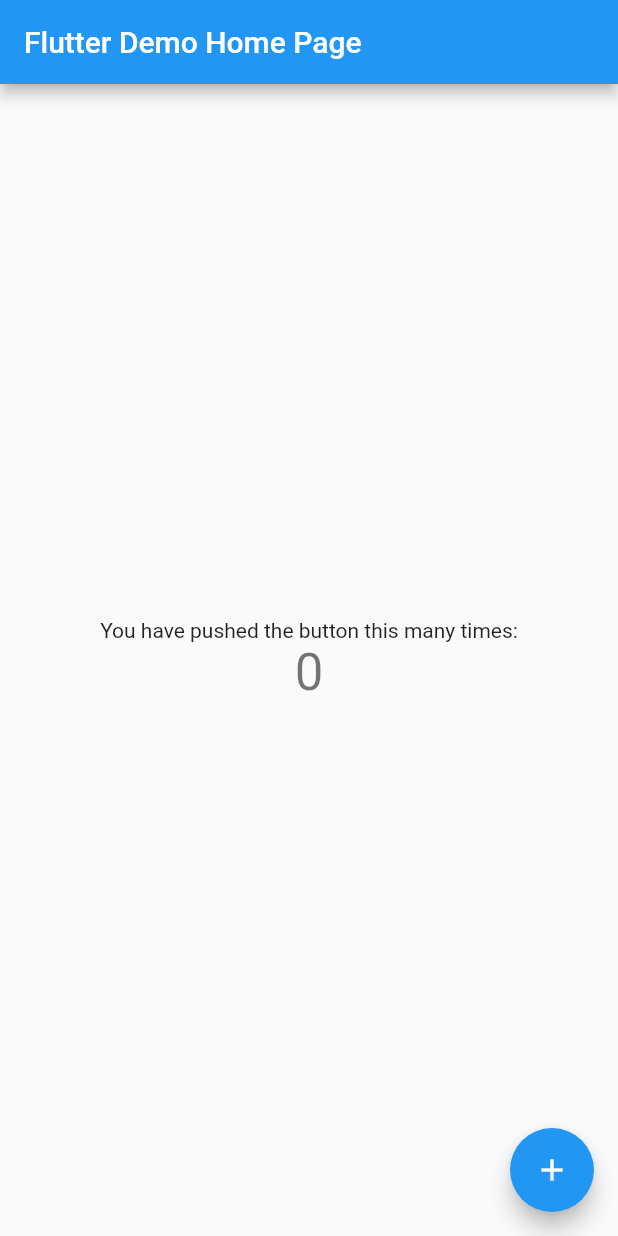
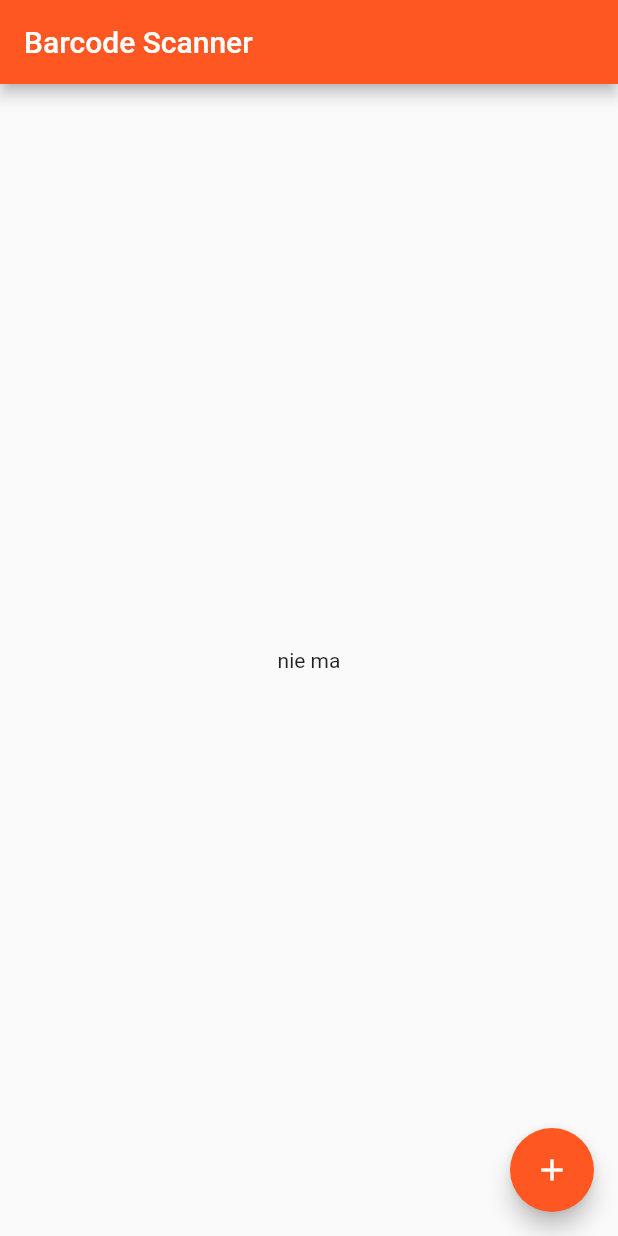
Before and after one commit to fylyppo/barcode_scanner_app, a Flutter app: the screen it shows after launch, on a phone screen of 412 x 824 dp. Run offline on Flutter 3.47's test engine with Material 2 defaults, Android fonts, the phone set to English and light mode, and no system bars; our stand-ins replace auto_route, bloc, dartz, flutter_bloc, freezed_annotation, get_it and 3 more; accounts and stored records are empty.

Commit message:
Create Home Page and Inject dependencies

```diff
--- a/lib/application/scanner_bloc/scanner_bloc.dart
+++ b/lib/application/scanner_bloc/scanner_bloc.dart
@@ -2,19 +2,21 @@
 import 'package:barcode_scanner_app/domain/scanner/i_barcode_repository.dart';
 import 'package:bloc/bloc.dart';
 import 'package:freezed_annotation/freezed_annotation.dart';
+import 'package:injectable/injectable.dart';
 import '../../domain/scanner/barcode_failure.dart';
 
 part 'scanner_event.dart';
 part 'scanner_state.dart';
 part 'scanner_bloc.freezed.dart';
 
+@injectable
 class ScannerBloc extends Bloc<ScannerEvent, ScannerState> {
   final IBarcodeRepository _barcodeRepository;
 
   ScannerBloc(this._barcodeRepository) : super(ScannerState.initial()) {
     on<_GetAllBarcodes>((event, emit) async {
       emit(state.copyWith(isLoading: true, failure: null));
-      final failureOrSuccess = await _barcodeRepository.getAllBarcodes();
+      final failureOrSuccess = _barcodeRepository.getAllBarcodes();
       emit(failureOrSuccess.fold(
           (failure) => state.copyWith(isLoading: false, failure: failure),
           (barcodeList) =>
@@ -24,7 +26,7 @@
       emit(state.copyWith(isLoading: true, failure: null));
       final barcode = Barcode(code: event.code, scannedAt: event.scannedAt);
       List<Barcode> newBarcodeList = List.from(state.barcodeList)..add(barcode);
-      final failureOrSuccess = await _barcodeRepository.putBarcode(barcode);
+      final failureOrSuccess = _barcodeRepository.putBarcode(barcode);
       emit(failureOrSuccess.fold(
         (failure) => state.copyWith(isLoading: false, failure: failure),
         (success) => state.copyWith(isLoading: false, barcodeList: newBarcodeList)));
@@ -32,7 +34,7 @@
     on<_DeleteBarcode>((event, emit) async {
       emit(state.copyWith(isLoading: true, failure: null));
       List<Barcode> newBarcodeList = List.from(state.barcodeList)..removeWhere((element) => element == event.barcode);
-      final failureOrSuccess = await _barcodeRepository.deleteBarcode(event.barcode);
+      final failureOrSuccess = _barcodeRepository.deleteBarcode(event.barcode);
       emit(failureOrSuccess.fold(
         (failure) => state.copyWith(isLoading: false, failure: failure),
         (success) => state.copyWith(isLoading: false, barcodeList: newBarcodeList)));
--- a/lib/infrastructure/scanner/barcode_local_data_source.dart
+++ b/lib/infrastructure/scanner/barcode_local_data_source.dart
@@ -1,5 +1,6 @@
 import 'package:barcode_scanner_app/infrastructure/scanner/barcode_dtos.dart';
 import 'package:dartz/dartz.dart';
+import 'package:injectable/injectable.dart';
 import '../../domain/scanner/barcode_failure.dart';
 import 'package:hive/hive.dart';
 
@@ -9,6 +10,7 @@
   Either<BarcodeFailure, Unit> putBarcode(BarcodeDto barcode);
 }
 
+@LazySingleton(as: BarcodeLocalDataSource)
 class BarcodeLocalDataSourceImpl implements BarcodeLocalDataSource {
   final Box<BarcodeDto> box;
   BarcodeLocalDataSourceImpl({required this.box});
--- a/lib/infrastructure/scanner/barcode_repository.dart
+++ b/lib/infrastructure/scanner/barcode_repository.dart
@@ -3,8 +3,10 @@
 import 'package:barcode_scanner_app/domain/scanner/barcode.dart';
 import 'package:barcode_scanner_app/domain/scanner/barcode_failure.dart';
 import 'package:barcode_scanner_app/domain/scanner/i_barcode_repository.dart';
+import 'package:injectable/injectable.dart';
 import 'barcode_local_data_source.dart';
 
+@LazySingleton(as: IBarcodeRepository)
 class BarcodeRepository implements IBarcodeRepository {
   final BarcodeLocalDataSource _barcodeLocalDataSource;
   BarcodeRepository(this._barcodeLocalDataSource);
--- a/lib/main.dart
+++ b/lib/main.dart
@@ -1,115 +1,33 @@
+import 'package:auto_route/auto_route.dart';
+import 'package:barcode_scanner_app/infrastructure/scanner/barcode_dtos.dart';
 import 'package:flutter/material.dart';
+import 'package:hive_flutter/hive_flutter.dart';
+import 'package:injectable/injectable.dart';
+import 'injection.dart';
+import 'presentation/routes/app_router.gr.dart';
 
-void main() {
+void main() async {
+  WidgetsFlutterBinding.ensureInitialized();
+  await Hive.initFlutter();
+  Hive.registerAdapter(BarcodeDtoAdapter());
+  getIt.registerSingleton<AppRouter>(AppRouter());
+  await configureInjection(Environment.prod);
   runApp(const MyApp());
 }
 
 class MyApp extends StatelessWidget {
   const MyApp({Key? key}) : super(key: key);
 
-  // This widget is the root of your application.
   @override
   Widget build(BuildContext context) {
-    return MaterialApp(
+    final appRouter = getIt<AppRouter>();
+    return MaterialApp.router(
       title: 'Flutter Demo',
       theme: ThemeData(
-        // This is the theme of your application.
-        //
-        // Try running your application with "flutter run". You'll see the
-        // application has a blue toolbar. Then, without quitting the app, try
-        // changing the primarySwatch below to Colors.green and then invoke
-        // "hot reload" (press "r" in the console where you ran "flutter run",
-        // or simply save your changes to "hot reload" in a Flutter IDE).
-        // Notice that the counter didn't reset back to zero; the application
-        // is not restarted.
-        primarySwatch: Colors.blue,
+        primarySwatch: Colors.deepOrange,
       ),
-      home: const MyHomePage(title: 'Flutter Demo Home Page'),
+      routeInformationParser: appRouter.defaultRouteParser(),
+      routerDelegate: AutoRouterDelegate(appRouter),
     );
   }
 }
-
-class MyHomePage extends StatefulWidget {
-  const MyHomePage({Key? key, required this.title}) : super(key: key);
-
-  // This widget is the home page of your application. It is stateful, meaning
-  // that it has a State object (defined below) that contains fields that affect
-  // how it looks.
-
-  // This class is the configuration for the state. It holds the values (in this
-  // case the title) provided by the parent (in this case the App widget) and
-  // used by the build method of the State. Fields in a Widget subclass are
-  // always marked "final".
-
-  final String title;
-
-  @override
-  State<MyHomePage> createState() => _MyHomePageState();
-}
-
-class _MyHomePageState extends State<MyHomePage> {
-  int _counter = 0;
-
-  void _incrementCounter() {
-    setState(() {
-      // This call to setState tells the Flutter framework that something has
-      // changed in this State, which causes it to rerun the build method below
-      // so that the display can reflect the updated values. If we changed
-      // _counter without calling setState(), then the build method would not be
-      // called again, and so nothing would appear to happen.
-      _counter++;
-    });
-  }
-
-  @override
-  Widget build(BuildContext context) {
-    // This method is rerun every time setState is called, for instance as done
-    // by the _incrementCounter method above.
-    //
-    // The Flutter framework has been optimized to make rerunning build methods
-    // fast, so that you can just rebuild anything that needs updating rather
-    // than having to individually change instances of widgets.
-    return Scaffold(
-      appBar: AppBar(
-        // Here we take the value from the MyHomePage object that was created by
-        // the App.build method, and use it to set our appbar title.
-        title: Text(widget.title),
-      ),
-      body: Center(
-        // Center is a layout widget. It takes a single child and positions it
-        // in the middle of the parent.
-        child: Column(
-          // Column is also a layout widget. It takes a list of children and
-          // arranges them vertically. By default, it sizes itself to fit its
-          // children horizontally, and tries to be as tall as its parent.
-          //
-          // Invoke "debug painting" (press "p" in the console, choose the
-          // "Toggle Debug Paint" action from the Flutter Inspector in Android
-          // Studio, or the "Toggle Debug Paint" command in Visual Studio Code)
-          // to see the wireframe for each widget.
-          //
-          // Column has various properties to control how it sizes itself and
-          // how it positions its children. Here we use mainAxisAlignment to
-          // center the children vertically; the main axis here is the vertical
-          // axis because Columns are vertical (the cross axis would be
-          // horizontal).
-          mainAxisAlignment: MainAxisAlignment.center,
-          children: <Widget>[
-            const Text(
-              'You have pushed the button this many times:',
-            ),
-            Text(
-              '$_counter',
-              style: Theme.of(context).textTheme.headline4,
-            ),
-          ],
-        ),
-      ),
-      floatingActionButton: FloatingActionButton(
-        onPressed: _incrementCounter,
-        tooltip: 'Increment',
-        child: const Icon(Icons.add),
-      ), // This trailing comma makes auto-formatting nicer for build methods.
-    );
-  }
-}
--- /dev/null
+++ b/lib/presentation/home/home_page.dart
@@ -0,0 +1,77 @@
+import 'package:auto_route/auto_route.dart';
+import 'package:barcode_scanner_app/injection.dart';
+import 'package:barcode_scanner_app/presentation/routes/app_router.gr.dart';
+import 'package:flutter/material.dart';
+import 'package:flutter_bloc/flutter_bloc.dart';
+import '../../application/scanner_bloc/scanner_bloc.dart';
+
+class HomePage extends StatelessWidget implements AutoRouteWrapper {
+  HomePage({Key? key}) : super(key: key);
+
+  final ScannerBloc scannerBloc = getIt<ScannerBloc>();
+
+  @override
+  Widget build(BuildContext context) {
+    return Scaffold(
+      appBar: AppBar(
+        title: const Text('Barcode Scanner'),
+      ),
+      body: Center(
+        child: BlocBuilder<ScannerBloc, ScannerState>(
+          builder: (context, state) {
+            final list = state.barcodeList;
+            if (list.isNotEmpty) {
+              return ListView.builder(
+                  itemCount: list.length,
+                  itemBuilder: (context, index) {
+                    final item = list[index];
+                    return Dismissible(
+                      key: Key(item.code),
+                      onDismissed: (direction) {
+                        context
+                            .read<ScannerBloc>()
+                            .add(ScannerEvent.deleteBarcode(list[index]));
+                      },
+                      child: Container(
+                        color: Colors.deepOrange,
+                        padding: const EdgeInsets.all(8.0),
+                        margin: const EdgeInsets.all(8.0),
+                        height: 70,
+                        child: Row(
+                          mainAxisAlignment: MainAxisAlignment.spaceBetween,
+                          children: [
+                            Text(list[index]
+                                .scannedAt
+                                .millisecondsSinceEpoch
+                                .toString()),
+                            IconButton(
+                                onPressed: () => context
+                                    .read<ScannerBloc>()
+                                    .add(ScannerEvent.deleteBarcode(
+                                        list[index])),
+                                icon: const Icon(Icons.delete))
+                          ],
+                        ),
+                      ),
+                    );
+                  });
+            }
+            return const Text('nie ma');
+          },
+        ),
+      ),
+      floatingActionButton: FloatingActionButton(
+          child: const Icon(Icons.add),
+          onPressed: () => getIt<AppRouter>().push(ScannerRoute(scannerBloc: scannerBloc))),
+    );
+  }
+
+  @override
+  Widget wrappedRoute(BuildContext context) {
+    return BlocProvider(
+      create: (context) =>
+          scannerBloc..add(const ScannerEvent.getAllBarcodes()),
+      child: this,
+    );
+  }
+}
```
Also changed, not shown: lib/injection.config.dart.
